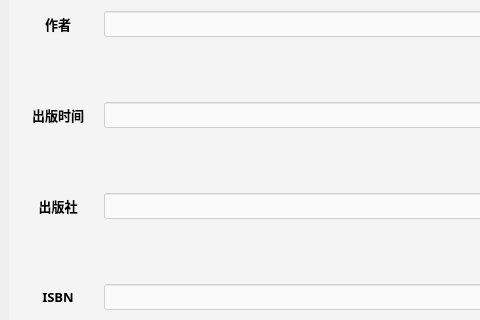
Above: admin/frontend/mainWin.ui from sophiefy/WHU-MMS before the change; both pictures show x 0 to 480 and y 189 to 509 of the 1208 by 764 pixel window. Below: the same form after it.
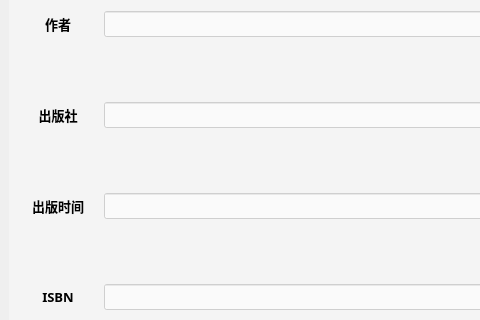
That is the form after the change. The open tabs and pages were chosen to show the change. Icons and pictures are not drawn.

Commit message: add basic client frontend interface

Diff of the .ui file:
```diff
--- a/admin/frontend/mainWin.ui
+++ b/admin/frontend/mainWin.ui
@@ -471,7 +471,7 @@
            <string notr="true">background-color: rgba(255, 255, 255, 0);</string>
           </property>
           <property name="text">
-           <string>出版时间</string>
+           <string>出版社</string>
           </property>
           <property name="alignment">
            <set>Qt::AlignCenter</set>
@@ -506,7 +506,7 @@
            <string notr="true">background-color: rgba(255, 255, 255, 0);</string>
           </property>
           <property name="text">
-           <string>出版社</string>
+           <string>出版时间</string>
           </property>
           <property name="alignment">
            <set>Qt::AlignCenter</set>
```
Left out of the diff: 36 changed lines with no effect on the pictures. The commit also changes 4 other files.
